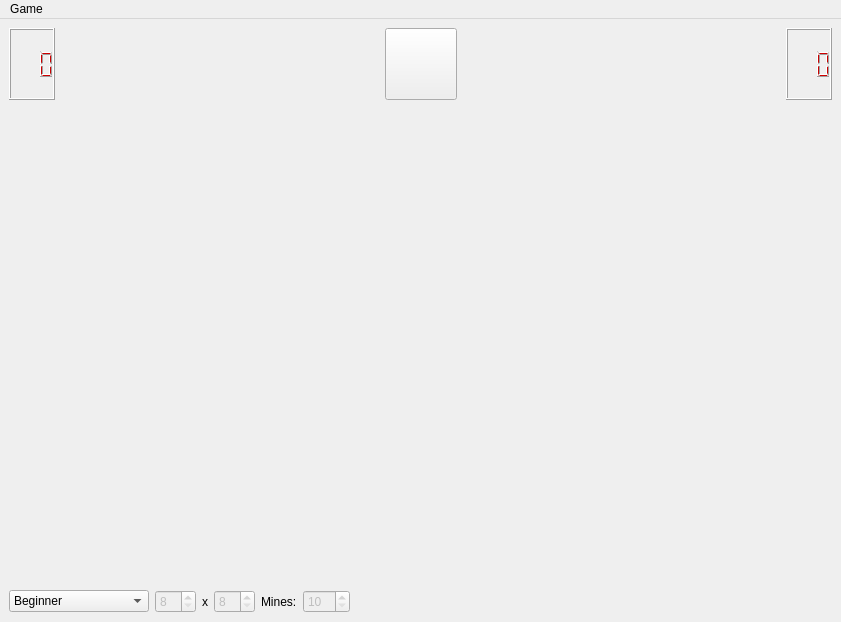
Old version of the form src/MainWindow.ui in the repository bakedroll/minesweeper.
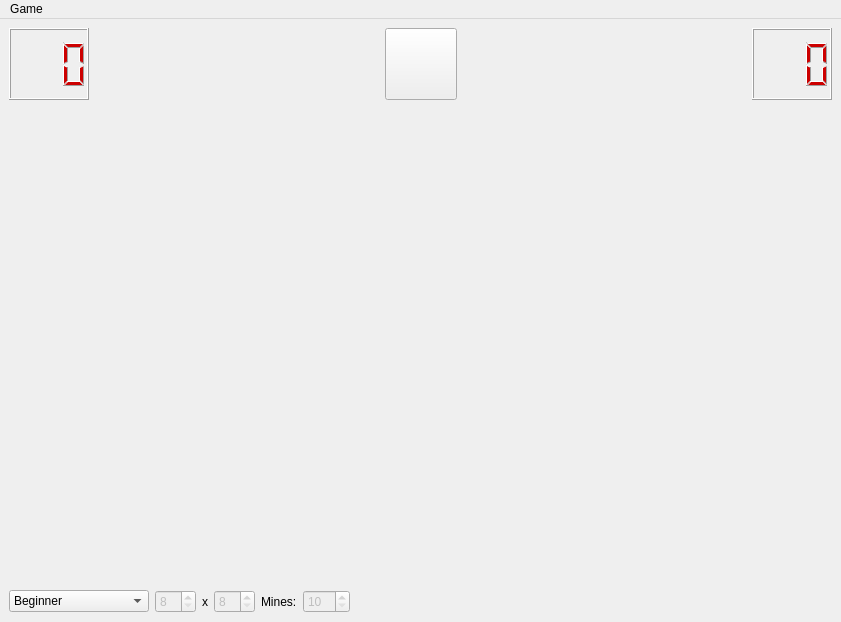
New version of the form.

Commit message: updated window layout

What changed in the file:
```diff
--- a/src/MainWindow.ui
+++ b/src/MainWindow.ui
@@ -40,6 +40,12 @@
       </property>
       <item>
        <widget class="QLCDNumber" name="displayMinesLeft">
+        <property name="minimumSize">
+         <size>
+          <width>80</width>
+          <height>0</height>
+         </size>
+        </property>
         <property name="styleSheet">
          <string notr="true">color: #c00;</string>
         </property>
@@ -110,6 +116,12 @@
       </item>
       <item>
        <widget class="QLCDNumber" name="displayTime">
+        <property name="minimumSize">
+         <size>
+          <width>80</width>
+          <height>0</height>
+         </size>
+        </property>
         <property name="styleSheet">
          <string notr="true">color: #c00;</string>
         </property>
```
Left out of the diff: 12 changed lines with no effect on the pictures.
